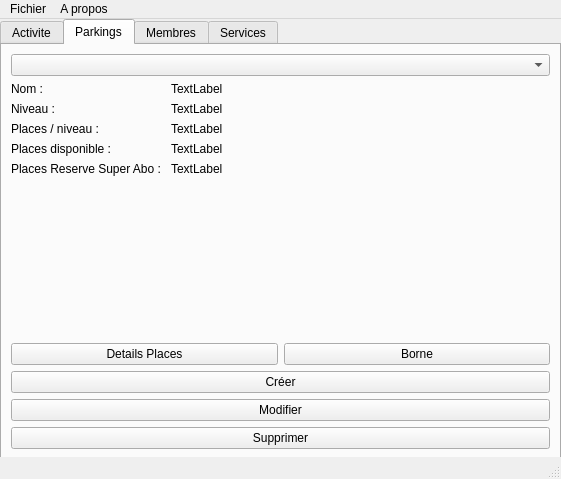
Qt form ui/main.ui (QRouland/gestionParking) before a commit.
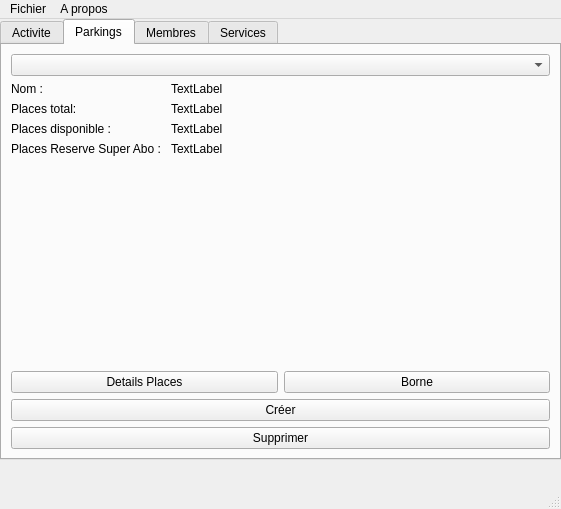
The same form after that commit. The open tabs and pages were chosen to show the change.

```diff
--- a/ui/main.ui
+++ b/ui/main.ui
@@ -7,7 +7,7 @@
     <x>0</x>
     <y>0</y>
     <width>561</width>
-    <height>479</height>
+    <height>509</height>
    </rect>
   </property>
   <property name="windowTitle">
@@ -24,7 +24,7 @@
      </rect>
     </property>
     <property name="currentIndex">
-     <number>0</number>
+     <number>1</number>
     </property>
     <widget class="QWidget" name="tab">
      <attribute name="title">
@@ -64,6 +64,9 @@
       </item>
       <item>
        <layout class="QFormLayout" name="formLayout_3">
+        <property name="fieldGrowthPolicy">
+         <enum>QFormLayout::AllNonFixedFieldsGrow</enum>
+        </property>
         <item row="0" column="0">
          <widget class="QLabel" name="label_13">
           <property name="text">
@@ -71,63 +74,49 @@
           </property>
          </widget>
         </item>
+        <item row="0" column="1">
+         <widget class="QLabel" name="nom">
+          <property name="text">
+           <string>TextLabel</string>
+          </property>
+         </widget>
+        </item>
         <item row="1" column="0">
-         <widget class="QLabel" name="label_14">
-          <property name="text">
-           <string>Niveau :</string>
-          </property>
-         </widget>
-        </item>
-        <item row="2" column="0">
          <widget class="QLabel" name="label_15">
           <property name="text">
-           <string>Places / niveau :</string>
+           <string>Places total:</string>
           </property>
          </widget>
         </item>
-        <item row="3" column="0">
+        <item row="1" column="1">
+         <widget class="QLabel" name="placesParNiveau">
+          <property name="text">
+           <string>TextLabel</string>
+          </property>
+         </widget>
+        </item>
+        <item row="2" column="0">
          <widget class="QLabel" name="label_16">
           <property name="text">
            <string>Places disponible :</string>
           </property>
          </widget>
         </item>
-        <item row="4" column="0">
+        <item row="2" column="1">
+         <widget class="QLabel" name="placesDispo">
+          <property name="text">
+           <string>TextLabel</string>
+          </property>
+         </widget>
+        </item>
+        <item row="3" column="0">
          <widget class="QLabel" name="label_17">
           <property name="text">
            <string>Places Reserve Super Abo : </string>
           </property>
          </widget>
         </item>
-        <item row="0" column="1">
-         <widget class="QLabel" name="nom">
-          <property name="text">
-           <string>TextLabel</string>
-          </property>
-         </widget>
-        </item>
-        <item row="1" column="1">
-         <widget class="QLabel" name="niveau">
-          <property name="text">
-           <string>TextLabel</string>
-          </property>
-         </widget>
-        </item>
-        <item row="2" column="1">
-         <widget class="QLabel" name="placesParNiveau">
-          <property name="text">
-           <string>TextLabel</string>
-          </property>
-         </widget>
-        </item>
         <item row="3" column="1">
-         <widget class="QLabel" name="placesDispo">
-          <property name="text">
-           <string>TextLabel</string>
-          </property>
-         </widget>
-        </item>
-        <item row="4" column="1">
          <widget class="QLabel" name="placesSuperAbo">
           <property name="text">
            <string>TextLabel</string>
@@ -161,13 +150,6 @@
         </property>
        </widget>
       </item>
-      <item>
-       <widget class="QPushButton" name="btn_modifier">
-        <property name="text">
-         <string>Modifier</string>
-        </property>
-       </widget>
-      </item>
       <item>
        <widget class="QPushButton" name="btn_supprimer">
         <property name="text">
```
